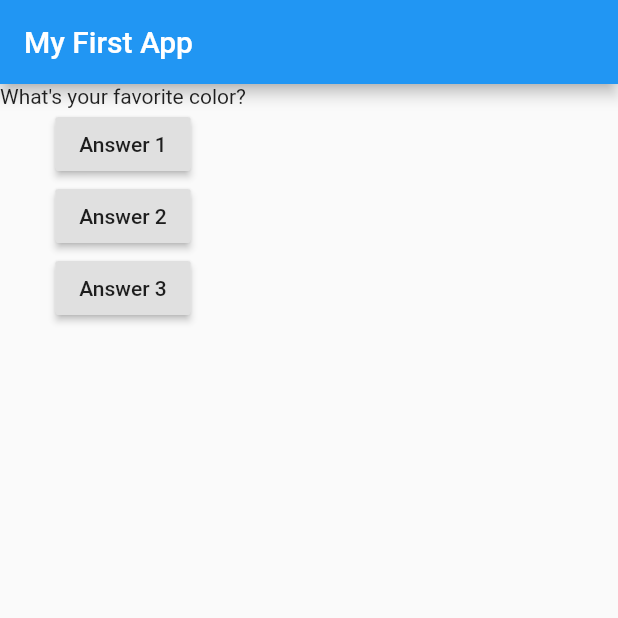
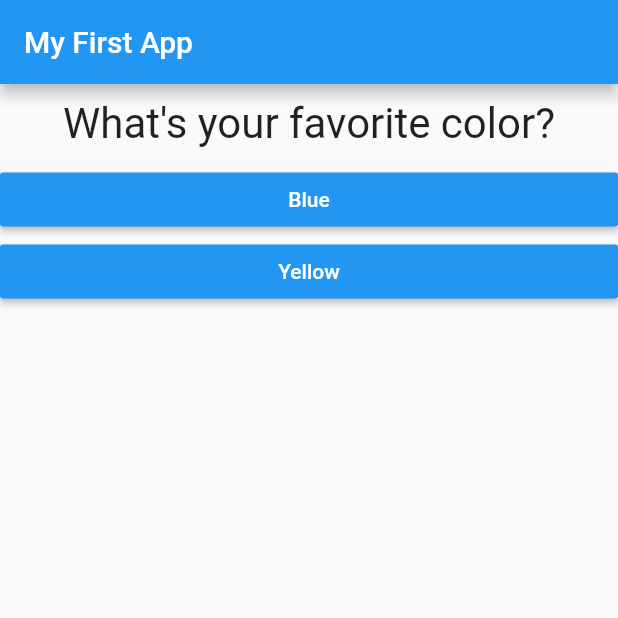
Before and after one commit to mauroef/flutter_complete_guide, a Flutter app: the screen it shows after launch, on a phone screen of 412 x 824 dp, the top half of it. Run offline on Flutter 3.47's test engine with Material 2 defaults, Android fonts, the phone set to English and light mode, and no system bars.

Commit message:
45. Mapping Lists to Widgets

```diff
--- /dev/null
+++ b/lib/answer.dart
@@ -0,0 +1,21 @@
+import 'package:flutter/material.dart';
+
+class Answer extends StatelessWidget {
+  final Function selectHandler;
+  final String answerText;
+
+  Answer(this.selectHandler, this.answerText);
+
+  @override
+  Widget build(BuildContext context) {
+    return Container(
+      width: double.infinity,
+      child: RaisedButton(
+        color: Colors.blue,
+        textColor: Colors.white,
+        child: Text(answerText),
+        onPressed: this.selectHandler,
+      ),
+    );
+  }
+}
--- a/lib/main.dart
+++ b/lib/main.dart
@@ -1,31 +1,46 @@
 import 'package:flutter/material.dart';
+
+import './question.dart';
+import './answer.dart';
 
 void main() => runApp(MyApp());
 
 class MyApp extends StatefulWidget {
   @override
   State<StatefulWidget> createState() {
-    return MyAppState();
+    return _MyAppState();
   }
 }
 
-class MyAppState extends State<MyApp> {
-  var questionIndex = 0;
+class _MyAppState extends State<MyApp> {
+  var _questionIndex = 0;
 
-  void answerQuestion(int index) {
-    //questionIndex = questionIndex < 2 ? questionIndex + 1 : questionIndex;
-    //print('Answer Question $index');
+  void _answerQuestion() {
     setState(() {
-      questionIndex = questionIndex < 1 ? questionIndex + 1 : 0;
+      if (_questionIndex < 2) {
+        _questionIndex = _questionIndex + 1;
+      } else {
+        _questionIndex = 0;
+      }
     });
-    print(questionIndex);
+    print(_questionIndex);
   }
 
   //@override
   Widget build(BuildContext context) {
     var questions = [
-      'What\'s your favorite color?',
-      'What\'s your favorite animal?'
+      {
+        'questionText': 'What\'s your favorite color?',
+        'answers': ['Blue', 'Yellow']
+      },
+      {
+        'questionText': 'What\'s your favorite animal?',
+        'answers': ['Lion', 'Tiger', 'Horse', 'Monkey']
+      },
+      {
+        'questionText': 'Who\'s your favorite instructor?',
+        'answers': ['Max', 'Jonh', 'David']
+      }
     ];
 
     return MaterialApp(
@@ -33,20 +48,16 @@ class MyAppState extends State<MyApp> {
             appBar: AppBar(
               title: Text('My First App'),
             ),
-            body: Column(children: <Widget>[
-              Text(questions[questionIndex]),
-              RaisedButton(
-                child: Text('Answer 1'),
-                onPressed: () => answerQuestion(1),
-              ),
-              RaisedButton(
-                child: Text('Answer 2'),
-                onPressed: () => answerQuestion(2),
-              ),
-              RaisedButton(
-                child: Text('Answer 3'),
-                onPressed: () => answerQuestion(3),
-              ),
-            ])));
+            body: Column(
+              children: <Widget>[
+                Question(
+                  questionText: questions[_questionIndex]['questionText'],
+                ),
+                ...(questions[_questionIndex]['answers'] as List<String>)
+                    .map((answer) {
+                  return Answer(_answerQuestion, answer);
+                }).toList()
+              ],
+            )));
   }
 }
--- /dev/null
+++ b/lib/question.dart
@@ -0,0 +1,19 @@
+import 'package:flutter/material.dart';
+
+class Question extends StatelessWidget {
+  final String questionText;
+
+  Question({this.questionText});
+
+  @override
+  Widget build(BuildContext context) {
+    return Container(
+        width: double.infinity,
+        margin: EdgeInsets.all(10),
+        child: Text(
+          questionText,
+          style: TextStyle(fontSize: 28),
+          textAlign: TextAlign.center,
+        ));
+  }
+}
```
